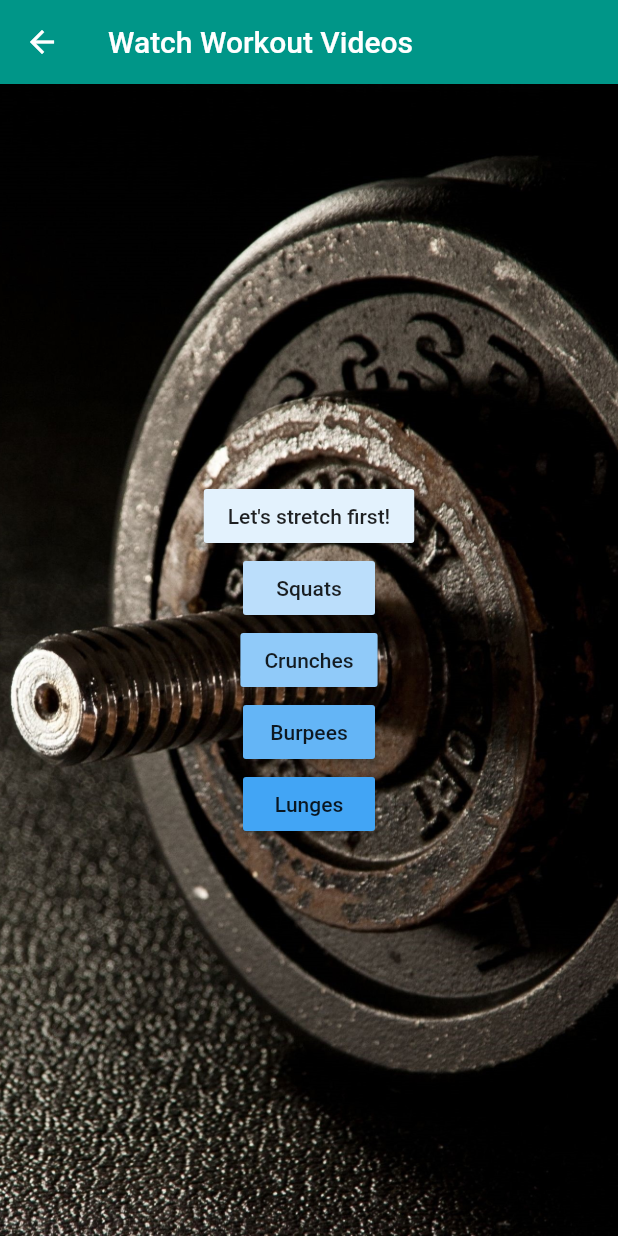
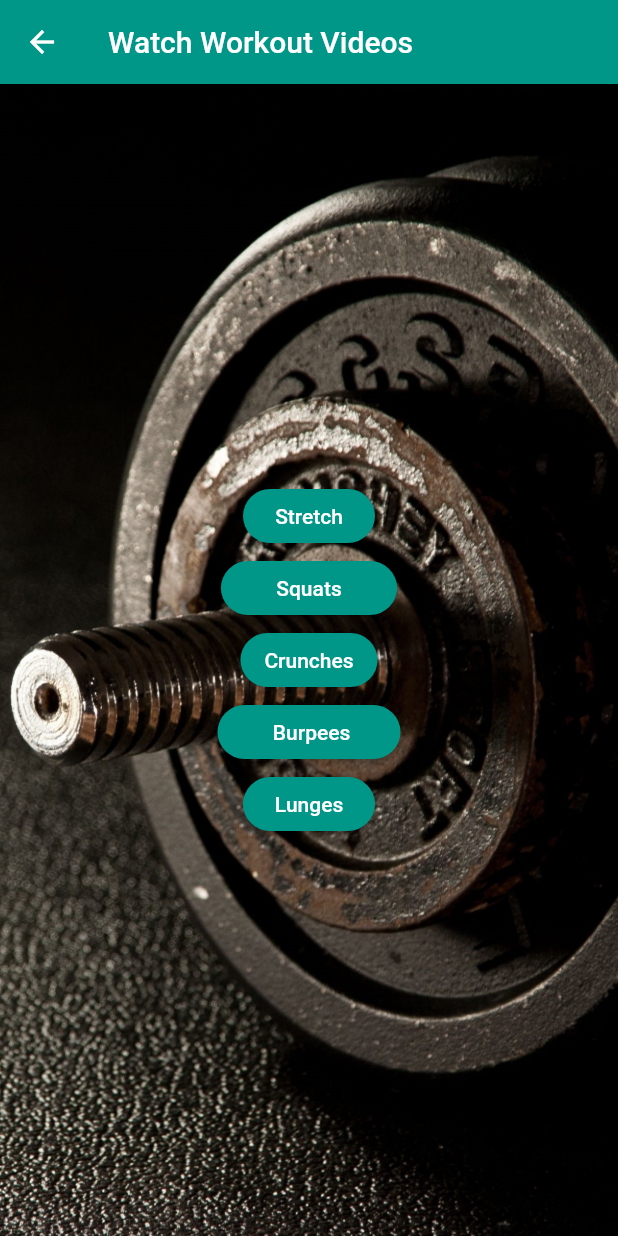
Before and after one commit to Ishan579/SDGP--Relax-Natives, a Flutter app: the VideoHomePage screen opened directly, on a phone screen of 412 x 824 dp. Run offline on Flutter 3.47's test engine with Material 2 defaults, Android fonts, the light colour scheme and no system bars; our stand-ins replace camera, image_picker, sqflite, youtube_player_flutter; missing offline and left inert: tflite; accounts and stored records are empty.

Commit message:
Updated video home page

```diff
--- a/FrontEnd/Flutter_posEs/lib/pages/videos_home_page.dart
+++ b/FrontEnd/Flutter_posEs/lib/pages/videos_home_page.dart
@@ -26,16 +26,22 @@ class VideoPage extends State<VideoHomePage> {
                   Navigator.push(context,
                       MaterialPageRoute(builder: (context) => stretchPage()));
                 },
-                child: Text("Let's stretch first!"),
-                color: Colors.blue[50],
+                child: Text("Stretch"),
+                color: Colors.teal,
+                textColor: Colors.white,
+                shape: RoundedRectangleBorder(
+                    borderRadius: BorderRadius.all(Radius.circular(25))),
               ),
               RaisedButton(
                 onPressed: () {
                   Navigator.push(context,
                       MaterialPageRoute(builder: (context) => squatPage()));
                 },
-                child: Text("Squats"),
-                color: Colors.blue[100],
+                child: Text("      Squats      "),
+                color: Colors.teal,
+                textColor: Colors.white,
+                shape: RoundedRectangleBorder(
+                    borderRadius: BorderRadius.all(Radius.circular(25))),
               ),
               RaisedButton(
                 onPressed: () {
@@ -43,15 +49,21 @@ class VideoPage extends State<VideoHomePage> {
                       MaterialPageRoute(builder: (context) => crunchesPage()));
                 },
                 child: Text("Crunches"),
-                color: Colors.blue[200],
+                color: Colors.teal,
+                textColor: Colors.white,
+                shape: RoundedRectangleBorder(
+                    borderRadius: BorderRadius.all(Radius.circular(25))),
               ),
               RaisedButton(
                 onPressed: () {
                   Navigator.push(context,
                       MaterialPageRoute(builder: (context) => burpeesPage()));
                 },
-                child: Text("Burpees"),
-                color: Colors.blue[300],
+                child: Text("      Burpees     "),
+                color: Colors.teal,
+                textColor: Colors.white,
+                shape: RoundedRectangleBorder(
+                    borderRadius: BorderRadius.all(Radius.circular(25))),
               ),
               RaisedButton(
                 onPressed: () {
@@ -59,7 +71,10 @@ class VideoPage extends State<VideoHomePage> {
                       MaterialPageRoute(builder: (context) => lungesPage()));
                 },
                 child: Text("Lunges"),
-                color: Colors.blue[400],
+                color: Colors.teal,
+                textColor: Colors.white,
+                shape: RoundedRectangleBorder(
+                    borderRadius: BorderRadius.all(Radius.circular(25))),
               ),
             ],
           ),
```
Also changed, not shown: FrontEnd/Flutter_posEs/lib/pages/login/login_page.dart (line endings or trailing spaces).
